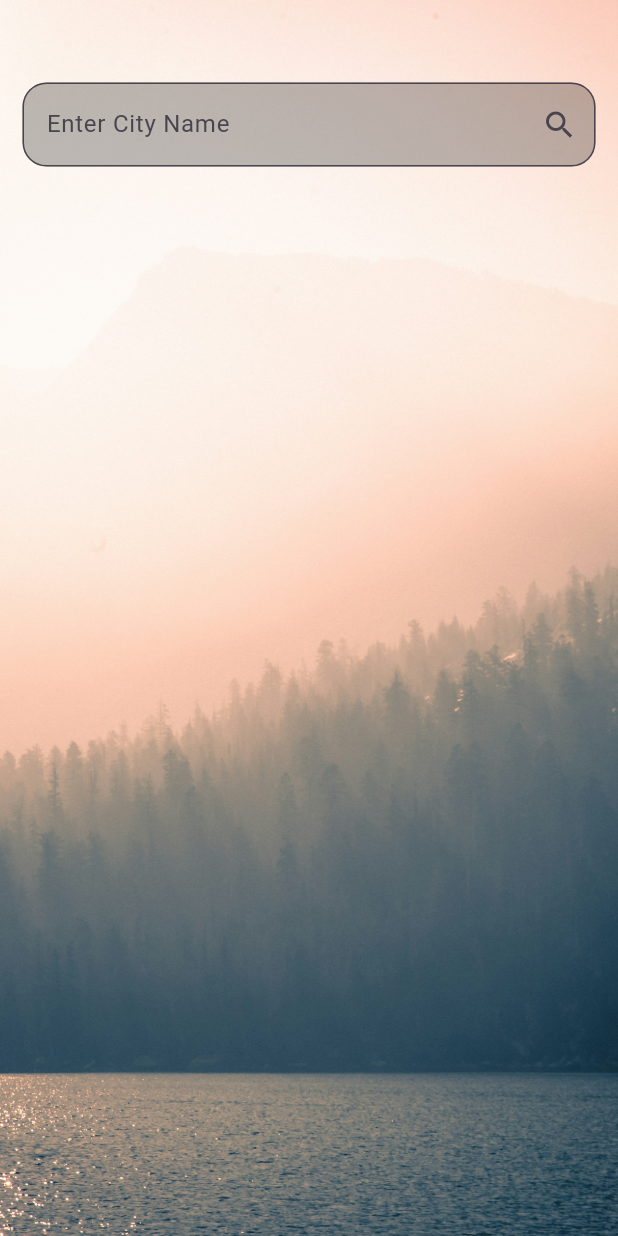
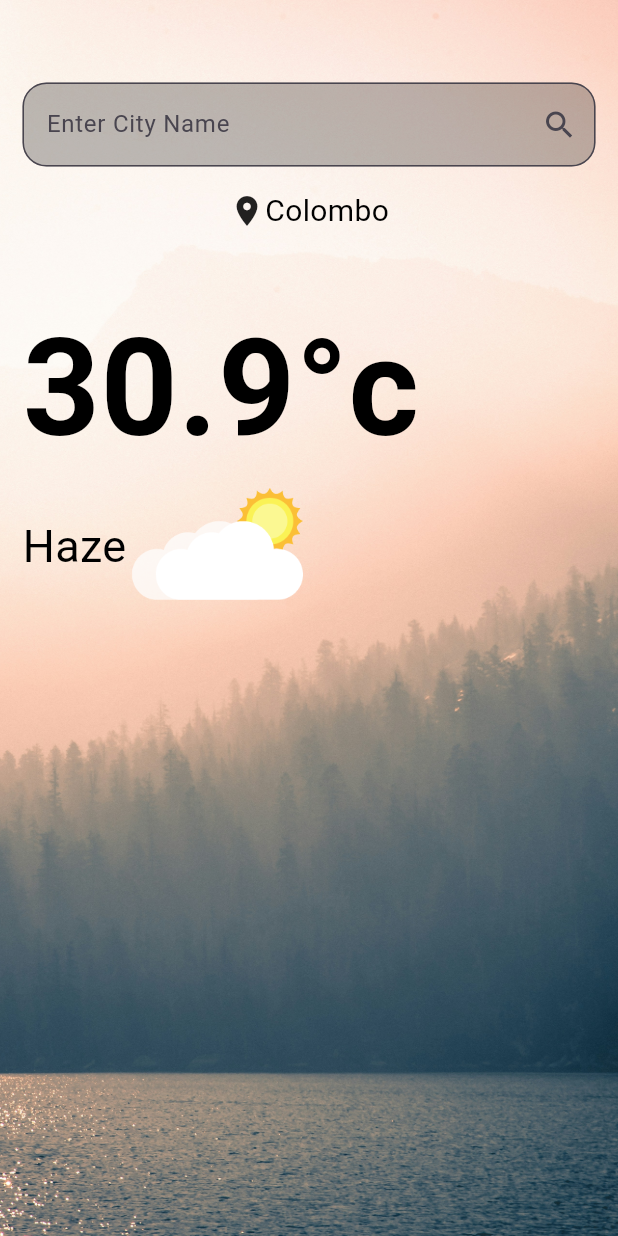
Before and after one commit to Yasitha-Bhanuka/weatherapp, a Flutter app: the screen it shows after launch, on a phone screen of 412 x 824 dp. Run offline on Flutter 3.47's test engine with Material 3 defaults, Android fonts, the phone set to English and light mode, and no system bars.

Commit message:
Enhance WeatherPage UI with location display and temperature styling

```diff
--- a/lib/main.dart
+++ b/lib/main.dart
@@ -51,7 +51,48 @@ class _WeatherPageState extends State<WeatherPage> {
                     filled: true,
                     fillColor: Colors.black26,
                   ),
-                )
+                ),
+                SizedBox(height: 15),
+                Row(
+                  mainAxisAlignment: MainAxisAlignment.center,
+                  children: [
+                    Icon(Icons.location_on),
+                    Text(
+                      'Colombo',
+                      style: TextStyle(
+                        color: Colors.black,
+                        fontSize: 20,
+                      ),
+                    ),
+                  ],
+                ),
+                SizedBox(height: 40),
+                Align(
+                  alignment: Alignment.centerLeft,
+                  child: Text(
+                    "30.9°c",
+                    style: TextStyle(
+                      color: Colors.black,
+                      fontSize: 90,
+                      fontWeight: FontWeight.bold,
+                    ),
+                  ),
+                ),
+                Row(
+                  children: [
+                    Text(
+                      "Haze",
+                      style: TextStyle(
+                        color: Colors.black,
+                        fontSize: 30,
+                      ),
+                    ),
+                    Image.asset(
+                      'assets/icons/Clear.png',
+                      height: 80,
+                    ),
+                  ],
+                ),
               ],
             ),
           ),
```
